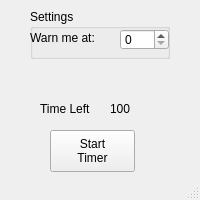
This is src/Forms/teostratimerwindow.ui in eesandoval/MH4U-Tool as Qt 5 draws it before an edit. The edited form follows.
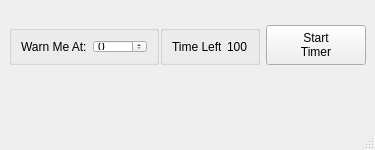
This is the edited form.

What changed in the file:
```diff
--- a/src/Forms/teostratimerwindow.ui
+++ b/src/Forms/teostratimerwindow.ui
@@ -6,121 +6,140 @@
    <rect>
     <x>0</x>
     <y>0</y>
-    <width>200</width>
-    <height>200</height>
+    <width>375</width>
+    <height>150</height>
    </rect>
   </property>
   <property name="minimumSize">
    <size>
-    <width>200</width>
-    <height>200</height>
+    <width>375</width>
+    <height>150</height>
+   </size>
+  </property>
+  <property name="maximumSize">
+   <size>
+    <width>375</width>
+    <height>150</height>
    </size>
   </property>
   <property name="windowTitle">
    <string>Timer</string>
   </property>
   <widget class="QWidget" name="centralwidget">
-   <widget class="QGroupBox" name="groupBox">
-    <property name="geometry">
-     <rect>
-      <x>30</x>
-      <y>9</y>
-      <width>140</width>
-      <height>50</height>
-     </rect>
-    </property>
+   <layout class="QGridLayout" name="gridLayout">
+    <item row="0" column="0">
+     <widget class="QGroupBox" name="groupBox_2">
     <property name="minimumSize">
      <size>
-      <width>140</width>
-      <height>50</height>
+        <width>150</width>
+        <height>40</height>
+       </size>
+      </property>
+      <property name="maximumSize">
+       <size>
+        <width>150</width>
+        <height>40</height>
      </size>
     </property>
     <property name="title">
-     <string>Settings</string>
-    </property>
+       <string/>
+      </property>
+      <layout class="QGridLayout" name="gridLayout_3">
+       <item row="0" column="0">
     <widget class="QLabel" name="label">
-     <property name="geometry">
-      <rect>
-       <x>0</x>
-       <y>20</y>
-       <width>81</width>
-       <height>17</height>
-      </rect>
-     </property>
      <property name="text">
-      <string>Warn me at:</string>
-     </property>
-    </widget>
+          <string>Warn Me At:</string>
+         </property>
+        </widget>
+       </item>
+       <item row="0" column="1">
     <widget class="QSpinBox" name="warning_input">
-     <property name="geometry">
-      <rect>
-       <x>90</x>
-       <y>20</y>
-       <width>49</width>
-       <height>21</height>
-      </rect>
-     </property>
-     <property name="maximumSize">
+         <property name="minimumSize">
       <size>
        <width>50</width>
-       <height>51</height>
+           <height>0</height>
       </size>
      </property>
     </widget>
-    <zorder>label</zorder>
-    <zorder>warning_input</zorder>
-    <zorder>groupBox_2</zorder>
-   </widget>
+       </item>
+      </layout>
+     </widget>
+    </item>
+    <item row="0" column="1">
+     <widget class="QGroupBox" name="groupBox">
+      <property name="minimumSize">
+       <size>
+        <width>100</width>
+        <height>40</height>
+       </size>
+      </property>
+      <property name="maximumSize">
+       <size>
+        <width>100</width>
+        <height>40</height>
+       </size>
+      </property>
+      <property name="title">
+       <string/>
+      </property>
+      <layout class="QGridLayout" name="gridLayout_2">
+       <item row="0" column="1" alignment="Qt::AlignLeft">
+        <widget class="QLabel" name="time_left_number">
+         <property name="text">
+          <string>100</string>
+         </property>
+        </widget>
+       </item>
+       <item row="0" column="0">
+        <widget class="QLabel" name="time_left_text">
+         <property name="text">
+          <string>Time Left</string>
+         </property>
+        </widget>
+       </item>
+      </layout>
+     </widget>
+    </item>
+    <item row="0" column="2">
    <widget class="QPushButton" name="start_timer">
-    <property name="geometry">
-     <rect>
-      <x>50</x>
-      <y>130</y>
-      <width>85</width>
-      <height>42</height>
-     </rect>
+      <property name="minimumSize">
+       <size>
+        <width>100</width>
+        <height>40</height>
+       </size>
+      </property>
+      <property name="maximumSize">
+       <size>
+        <width>100</width>
+        <height>40</height>
+       </size>
     </property>
     <property name="text">
      <string>Start
 Timer</string>
     </property>
    </widget>
-   <widget class="QWidget" name="widget" native="true">
-    <property name="geometry">
-     <rect>
-      <x>40</x>
-      <y>90</y>
-      <width>120</width>
-      <height>80</height>
-     </rect>
-    </property>
-    <widget class="QLabel" name="time_left_text">
-     <property name="geometry">
-      <rect>
-       <x>0</x>
-       <y>10</y>
-       <width>62</width>
-       <height>17</height>
-      </rect>
+    </item>
+    <item row="1" column="1" alignment="Qt::AlignHCenter">
+     <widget class="QLabel" name="warning_text">
+      <property name="minimumSize">
+       <size>
+        <width>100</width>
+        <height>15</height>
+       </size>
+      </property>
+      <property name="maximumSize">
+       <size>
+        <width>100</width>
+        <height>15</height>
+       </size>
      </property>
      <property name="text">
-      <string>Time Left</string>
-     </property>
-    </widget>
-    <widget class="QLabel" name="time_left_number">
-     <property name="geometry">
-      <rect>
-       <x>70</x>
-       <y>10</y>
-       <width>25</width>
-       <height>17</height>
-      </rect>
-     </property>
-     <property name="text">
-      <string>100</string>
-     </property>
-    </widget>
-   </widget>
+       <string/>
+      </property>
+     </widget>
+    </item>
+   </layout>
   </widget>
   <widget class="QMenuBar" name="menubar">
    <property name="geometry">
```
Left out of the diff: 4 changed lines with no effect on the pictures. Lines whose indentation alone changed are shown as unchanged.
